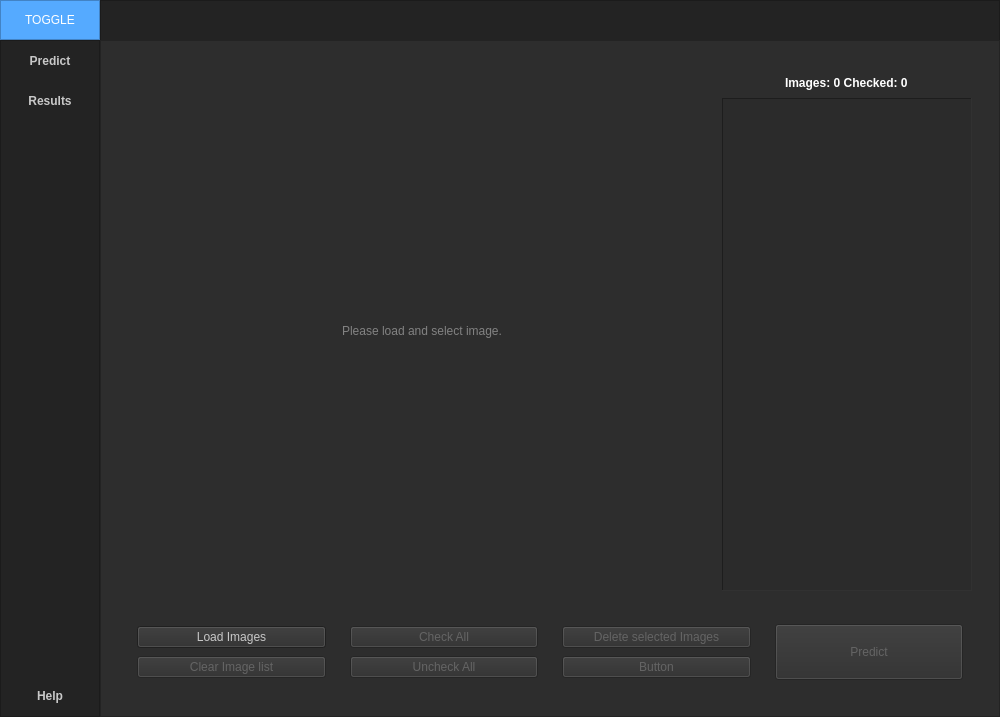
Mohamab29/FracSegment, file UI/ui_main.ui: the form before one commit.
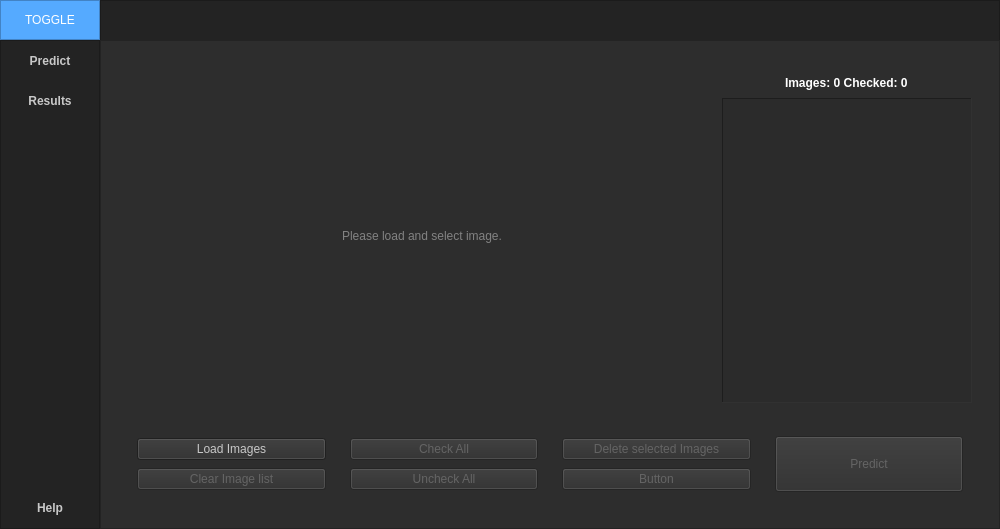
The form after the commit. Icons and pictures are not drawn.

Commit message: adding main window icon

```diff
--- a/UI/ui_main.ui
+++ b/UI/ui_main.ui
@@ -7,7 +7,7 @@
     <x>0</x>
     <y>0</y>
     <width>1000</width>
-    <height>717</height>
+    <height>529</height>
    </rect>
   </property>
   <property name="minimumSize">
@@ -22,6 +22,9 @@
   <property name="styleSheet">
    <string notr="true">background-color: rgb(45, 45, 45);</string>
   </property>
+  <property name="toolButtonStyle">
+   <enum>Qt::ToolButtonIconOnly</enum>
+  </property>
   <widget class="QWidget" name="centralwidget">
    <layout class="QVBoxLayout" name="verticalLayout">
     <property name="spacing">
@@ -406,8 +409,20 @@
                     <enum>QFrame::Raised</enum>
                    </property>
                    <layout class="QGridLayout" name="gridLayout">
+                    <property name="leftMargin">
+                     <number>0</number>
+                    </property>
+                    <property name="topMargin">
+                     <number>0</number>
+                    </property>
+                    <property name="rightMargin">
+                     <number>0</number>
+                    </property>
                     <property name="bottomMargin">
-                     <number>7</number>
+                     <number>0</number>
+                    </property>
+                    <property name="spacing">
+                     <number>0</number>
                     </property>
                     <item row="0" column="0" alignment="Qt::AlignHCenter">
                      <widget class="QLabel" name="label_predict_page_selected_picture">
```
Left out of the diff: 44 changed lines with no effect on the pictures. The commit also changes 4 other files.
